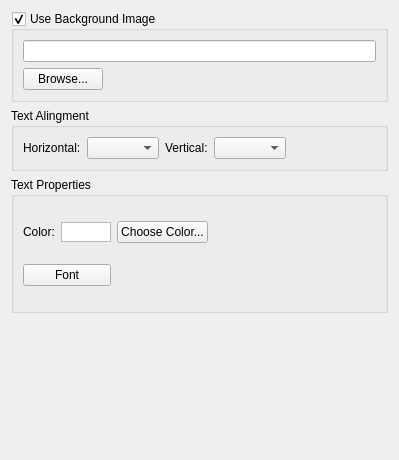
Above: src/announcementsettingwidget.ui from SoftProjector/src before the change. Below: the same form after it.
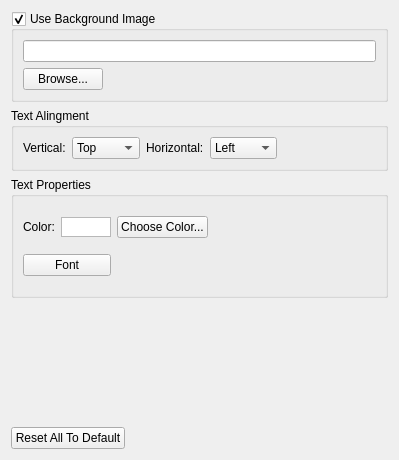
That is the form after the change.

Patch:
```diff
--- a/src/announcementsettingwidget.ui
+++ b/src/announcementsettingwidget.ui
@@ -59,38 +59,70 @@
       <string>Text Alingment</string>
      </property>
      <layout class="QGridLayout" name="gridLayout_8">
-      <item row="0" column="0">
-       <widget class="QLabel" name="label_horizontal">
-        <property name="text">
-         <string>Horizontal:</string>
+      <item row="0" column="6">
+       <spacer name="horizontalSpacer_14">
+        <property name="orientation">
+         <enum>Qt::Horizontal</enum>
         </property>
-       </widget>
+        <property name="sizeHint" stdset="0">
+         <size>
+          <width>59</width>
+          <height>20</height>
+         </size>
+        </property>
+       </spacer>
       </item>
       <item row="0" column="1">
-       <widget class="QComboBox" name="comboBox_horizontalAling"/>
-      </item>
-      <item row="0" column="2">
        <widget class="QLabel" name="label_vertical">
         <property name="text">
          <string>Vertical:</string>
         </property>
        </widget>
       </item>
-      <item row="0" column="3">
-       <widget class="QComboBox" name="comboBox_verticalAling"/>
-      </item>
       <item row="0" column="4">
-       <spacer name="horizontalSpacer_14">
-        <property name="orientation">
-         <enum>Qt::Horizontal</enum>
+       <widget class="QLabel" name="label_horizontal">
+        <property name="text">
+         <string>Horizontal:</string>
         </property>
-        <property name="sizeHint" stdset="0">
-         <size>
-          <width>59</width>
-          <height>20</height>
-         </size>
-        </property>
-       </spacer>
+       </widget>
+      </item>
+      <item row="0" column="2">
+       <widget class="QComboBox" name="comboBox_verticalAling">
+        <item>
+         <property name="text">
+          <string>Top</string>
+         </property>
+        </item>
+        <item>
+         <property name="text">
+          <string>Middle</string>
+         </property>
+        </item>
+        <item>
+         <property name="text">
+          <string>Bottom</string>
+         </property>
+        </item>
+       </widget>
+      </item>
+      <item row="0" column="5">
+       <widget class="QComboBox" name="comboBox_horizontalAling">
+        <item>
+         <property name="text">
+          <string>Left</string>
+         </property>
+        </item>
+        <item>
+         <property name="text">
+          <string>Center</string>
+         </property>
+        </item>
+        <item>
+         <property name="text">
+          <string>Right</string>
+         </property>
+        </item>
+       </widget>
       </item>
      </layout>
     </widget>
@@ -167,6 +199,30 @@
      </property>
     </spacer>
    </item>
+   <item row="4" column="0">
+    <layout class="QHBoxLayout" name="horizontalLayout">
+     <item>
+      <widget class="QPushButton" name="pushButton_default">
+       <property name="text">
+        <string>Reset All To Default</string>
+       </property>
+      </widget>
+     </item>
+     <item>
+      <spacer name="horizontalSpacer">
+       <property name="orientation">
+        <enum>Qt::Horizontal</enum>
+       </property>
+       <property name="sizeHint" stdset="0">
+        <size>
+         <width>40</width>
+         <height>20</height>
+        </size>
+       </property>
+      </spacer>
+     </item>
+    </layout>
+   </item>
   </layout>
  </widget>
  <resources/>
```
Left out of the diff: 6 changed lines with no effect on the pictures.
